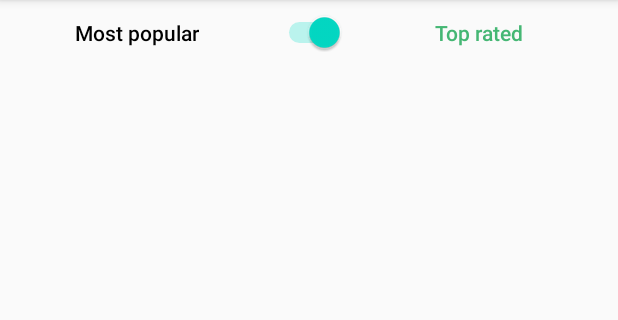
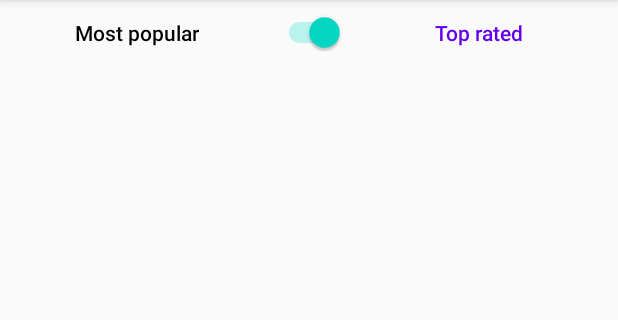
Before and after one commit to Folvey/FilmsMovies, an Android app: the screen it shows after launch (MainActivity), after a tap on "Top rated", on a phone screen of 412 x 824 dp, the part 84-404 px from its top. Run offline under Robolectric (Android 15) with nearby library versions, the phone set to English and light mode, and no system bars; our stand-ins replace Picasso, Room's generated code; pictures from the network do not load.

Commit message:
page bug fixed

```diff
--- a/app/src/main/java/com/example/mymovies/MainActivity.java
+++ b/app/src/main/java/com/example/mymovies/MainActivity.java
@@ -9,7 +9,6 @@ import androidx.lifecycle.ViewModelProvider;
 import androidx.loader.app.LoaderManager;
 import androidx.loader.content.Loader;
 import androidx.recyclerview.widget.GridLayoutManager;
-import androidx.recyclerview.widget.LinearLayoutManager;
 import androidx.recyclerview.widget.RecyclerView;
 
 import android.content.Intent;
@@ -24,7 +23,6 @@ import android.widget.CompoundButton;
 import android.widget.ProgressBar;
 import android.widget.Switch;
 import android.widget.TextView;
-import android.widget.Toast;
 
 import com.example.mymovies.adapters.MovieAdapter;
 import com.example.mymovies.data.MainViewModel;
@@ -55,7 +53,7 @@ public class MainActivity extends AppCompatActivity implements LoaderManager.Loa
     private static int page = 1;
     private static int methodOfSort;
     private static boolean isLoading = false;
-    private final String TAG = "Debug MainActivity";
+    private static final String TAG = "Debug MainActivity";
 
     @Override
     protected void onCreate(Bundle savedInstanceState) {
@@ -64,21 +62,18 @@ public class MainActivity extends AppCompatActivity implements LoaderManager.Loa
 
         init();
         loaderManager = LoaderManager.getInstance(this);
-
-
-//        recyclerViewPosters.setLayoutManager(new LinearLayoutManager(this));
         recyclerViewPosters.setLayoutManager(new GridLayoutManager(this, getColumnCount()));
         movieAdapter = new MovieAdapter();
         recyclerViewPosters.setAdapter(movieAdapter);
-        switchSort.setChecked(true);
+
+        setMethodOfSort(false);
         switchSort.setOnCheckedChangeListener(new CompoundButton.OnCheckedChangeListener() {
             @Override
             public void onCheckedChanged(CompoundButton buttonView, boolean isChecked) {
+                page = 1;
                 setMethodOfSort(isChecked);
-                page = 1;
             }
         });
-        switchSort.setChecked(false);
         movieAdapter.setOnPosterClickListener(new MovieAdapter.OnPosterClickListener() {
             @Override
             public void onPosterClick(int position) {
@@ -116,6 +111,7 @@ public class MainActivity extends AppCompatActivity implements LoaderManager.Loa
         viewModel = new ViewModelProvider(this, new MainViewModelFactory(this.getApplication())).get(MainViewModel.class);
     }
 
+
     private int getColumnCount() {
         DisplayMetrics displayMetrics = new DisplayMetrics();
         getWindowManager().getDefaultDisplay().getMetrics(displayMetrics);
@@ -141,13 +137,14 @@ public class MainActivity extends AppCompatActivity implements LoaderManager.Loa
 
     private void setMethodOfSort(boolean isTopRated) {
         if (isTopRated) {
-            textViewTopRated.setTextColor(getResources().getColor(R.color.colorGreen));
+            textViewTopRated.setTextColor(getResources().getColor(R.color.colorPrimary));
             textViewPopularity.setTextColor(getResources().getColor(R.color.colorBlack));
             methodOfSort = NetworkUtils.RATING;
         } else {
-            textViewPopularity.setTextColor(getResources().getColor(R.color.colorGreen));
+            textViewPopularity.setTextColor(getResources().getColor(R.color.colorPrimary));
             textViewTopRated.setTextColor(getResources().getColor(R.color.colorBlack));
             methodOfSort = NetworkUtils.POPULARITY;
+
         }
         downloadData(methodOfSort, page);
     }
--- a/app/src/main/res/layout/activity_main.xml
+++ b/app/src/main/res/layout/activity_main.xml
@@ -11,7 +11,6 @@
         android:layout_width="wrap_content"
         android:layout_height="wrap_content"
         android:layout_marginTop="8dp"
-        android:shadowColor="@color/colorPrimaryDark"
         app:layout_constraintEnd_toEndOf="parent"
         app:layout_constraintStart_toStartOf="parent"
         app:layout_constraintTop_toTopOf="parent" />
@@ -22,7 +21,6 @@
         android:layout_height="wrap_content"
         android:onClick="onClickSetPopularity"
         android:text="@string/most_popular"
-        android:textColor="@color/colorPrimaryDark"
         android:textStyle="bold"
         app:layout_constraintBottom_toBottomOf="@+id/switchSort"
         app:layout_constraintEnd_toStartOf="@+id/switchSort"
@@ -36,7 +34,6 @@
         android:layout_marginEnd="4dp"
         android:onClick="onClickSetTopRated"
         android:text="@string/top_rated"
-        android:textColor="@color/colorPrimaryDark"
         android:textStyle="bold"
         app:layout_constraintBottom_toBottomOf="@+id/switchSort"
         app:layout_constraintEnd_toEndOf="parent"
```
